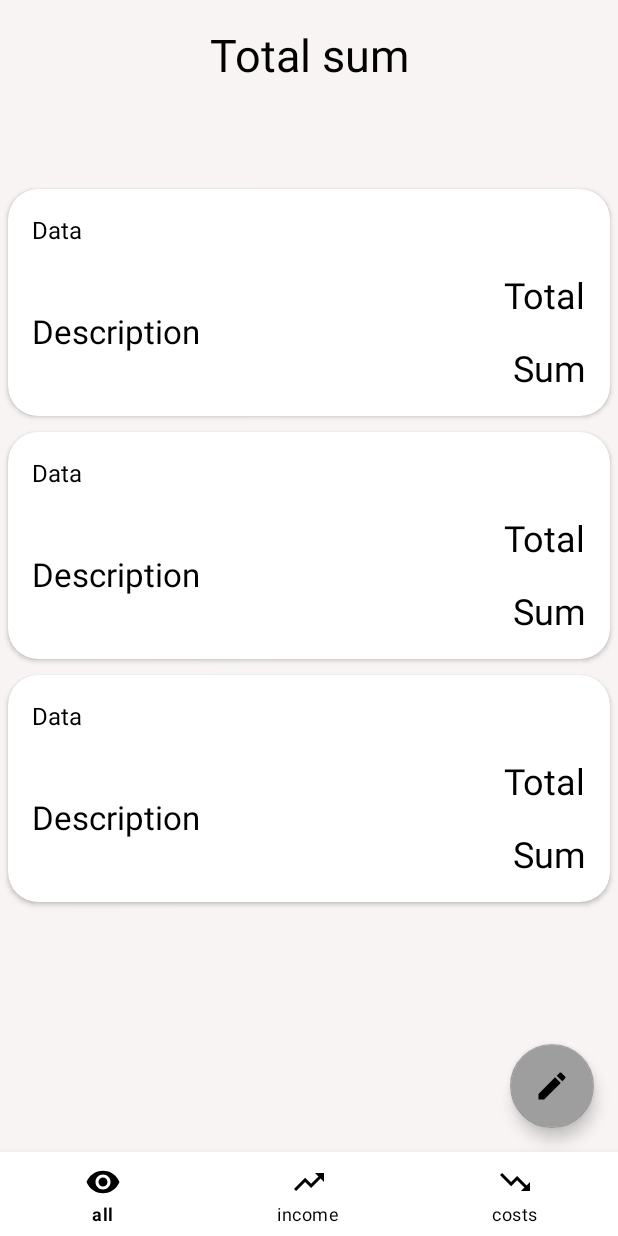
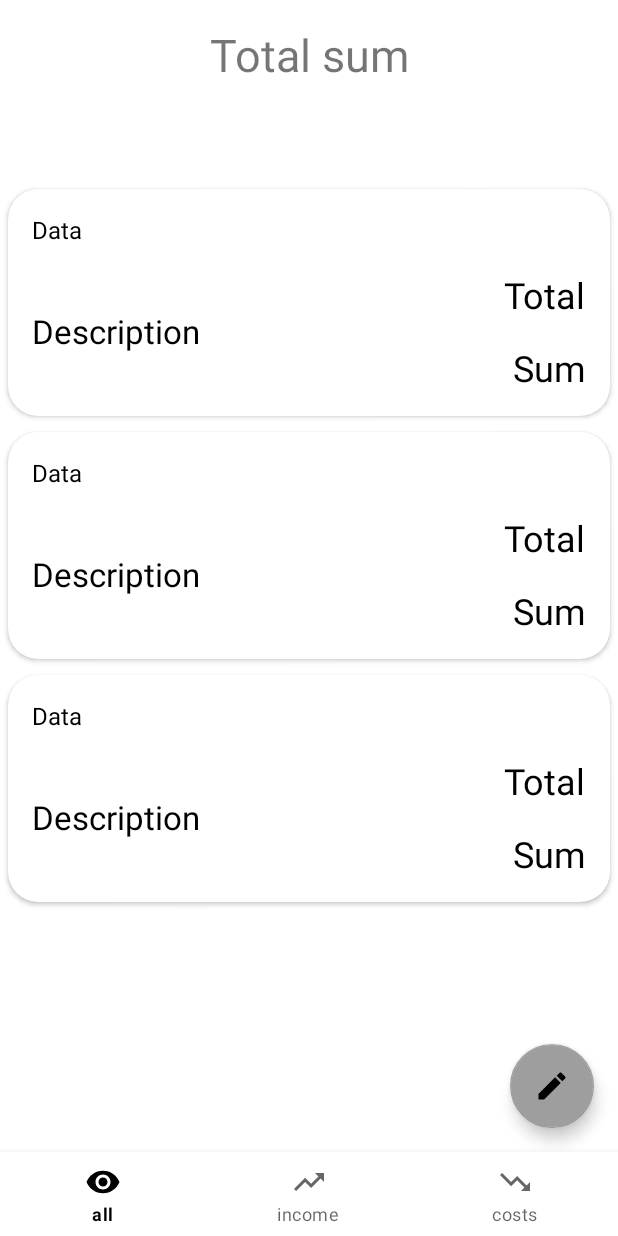
Before and after one commit to chicony83/homeBuch, an Android app: the layout fragment_report.xml on its own in the app's theme, with its tools: preview values and no code run, on a phone screen of 412 x 824 dp. Run offline under Robolectric (Android 15) with nearby library versions, the phone set to English and light mode, and no system bars.

Commit message:
color changed fullscreenMode on noActionBar on

```diff
--- a/app/src/main/java/com/chico/homebuch/MainActivity.kt
+++ b/app/src/main/java/com/chico/homebuch/MainActivity.kt
@@ -3,6 +3,8 @@ package com.chico.homebuch
 import android.annotation.SuppressLint
 import androidx.appcompat.app.AppCompatActivity
 import android.os.Bundle
+import android.view.Window
+import android.view.WindowManager
 import androidx.navigation.NavController
 import androidx.navigation.findNavController
 
@@ -19,6 +21,8 @@ class MainActivity : AppCompatActivity() {
         super.onCreate(savedInstanceState)
         setContentView(R.layout.activity_main)
 
+        setActivityFlags()
+
         val mySp = getSharedPreferences(APP_PREF, MODE_PRIVATE)
         nav = findNavController(R.id.fragment_container)
 
@@ -31,4 +35,12 @@ class MainActivity : AppCompatActivity() {
             nav.navigate(R.id.firstStartFragment)
         }
     }
+    private fun setActivityFlags() {
+        window.setFlags(
+            WindowManager.LayoutParams.FLAG_FULLSCREEN,
+            WindowManager.LayoutParams.FLAG_FULLSCREEN
+        )
+
+    }
+
 }
--- a/app/src/main/res/layout/fragment_report.xml
+++ b/app/src/main/res/layout/fragment_report.xml
@@ -5,7 +5,7 @@
     android:layout_width="match_parent"
     android:layout_height="match_parent"
     tools:context=".ui.ReportFragment"
-    android:background="#F8F4F4">
+    >
 
     <TextView
         android:id="@+id/total_money_tv"
@@ -16,7 +16,7 @@
         android:gravity="center_horizontal"
         android:layout_gravity="top"
         tools:text="Total sum"
-        android:textColor="@color/black"
+
         android:layout_margin="16dp"/>
 
     <androidx.recyclerview.widget.RecyclerView
@@ -35,8 +35,6 @@
         android:id="@+id/bottom_navigation"
         android:layout_width="match_parent"
         android:layout_height="wrap_content"
-        app:itemIconTint="@android:color/black"
-        app:itemTextColor="@android:color/black"
         app:labelVisibilityMode="labeled"
         app:layout_constraintBottom_toBottomOf="parent"
         app:menu="@menu/menu" />
--- a/app/src/main/res/values-night/themes.xml
+++ b/app/src/main/res/values-night/themes.xml
@@ -1,17 +1,16 @@
 <resources xmlns:tools="http://schemas.android.com/tools">
     <!-- Base application theme. -->
-    <style name="Theme.HomeBuch" parent="Theme.MaterialComponents.DayNight.DarkActionBar">
+    <style name="Theme.HomeBuch" parent="Theme.MaterialComponents.DayNight.NoActionBar">
         <!-- Primary brand color. -->
-        <item name="colorPrimary">@color/purple_200</item>
-        <item name="colorPrimaryVariant">@color/purple_700</item>
+        <item name="colorPrimary">@color/teal_200</item>
+        <item name="colorPrimaryVariant">@color/grayHard</item>
         <item name="colorOnPrimary">@color/black</item>
         <!-- Secondary brand color. -->
-        <item name="colorSecondary">@color/teal_200</item>
-        <item name="colorSecondaryVariant">@color/teal_200</item>
+        <item name="colorSecondary">@color/grayLight</item>
+        <item name="colorSecondaryVariant">@color/grayHard</item>
         <item name="colorOnSecondary">@color/black</item>
         <!-- Status bar color. -->
         <item name="android:statusBarColor" tools:targetApi="l">?attr/colorPrimaryVariant</item>
         <!-- Customize your theme here. -->
-
     </style>
 </resources>
--- a/app/src/main/res/values/themes.xml
+++ b/app/src/main/res/values/themes.xml
@@ -1,10 +1,10 @@
 <resources xmlns:tools="http://schemas.android.com/tools">
     <!-- Base application theme. -->
-    <style name="Theme.HomeBuch" parent="Theme.MaterialComponents.DayNight.DarkActionBar">
+    <style name="Theme.HomeBuch" parent="Theme.MaterialComponents.DayNight.NoActionBar">
         <!-- Primary brand color. -->
-        <item name="colorPrimary">@color/grayLight</item>
-        <item name="colorPrimaryVariant">@color/grayNormal</item>
-        <item name="colorOnPrimary">@color/grayHard</item>
+        <item name="colorPrimary">@color/black</item>
+        <item name="colorPrimaryVariant">@color/grayHard</item>
+        <item name="colorOnPrimary">@color/grayLight</item>
         <!-- Secondary brand color. -->
         <item name="colorSecondary">@color/grayNormal</item>
         <item name="colorSecondaryVariant">@color/grayHard</item>
```
